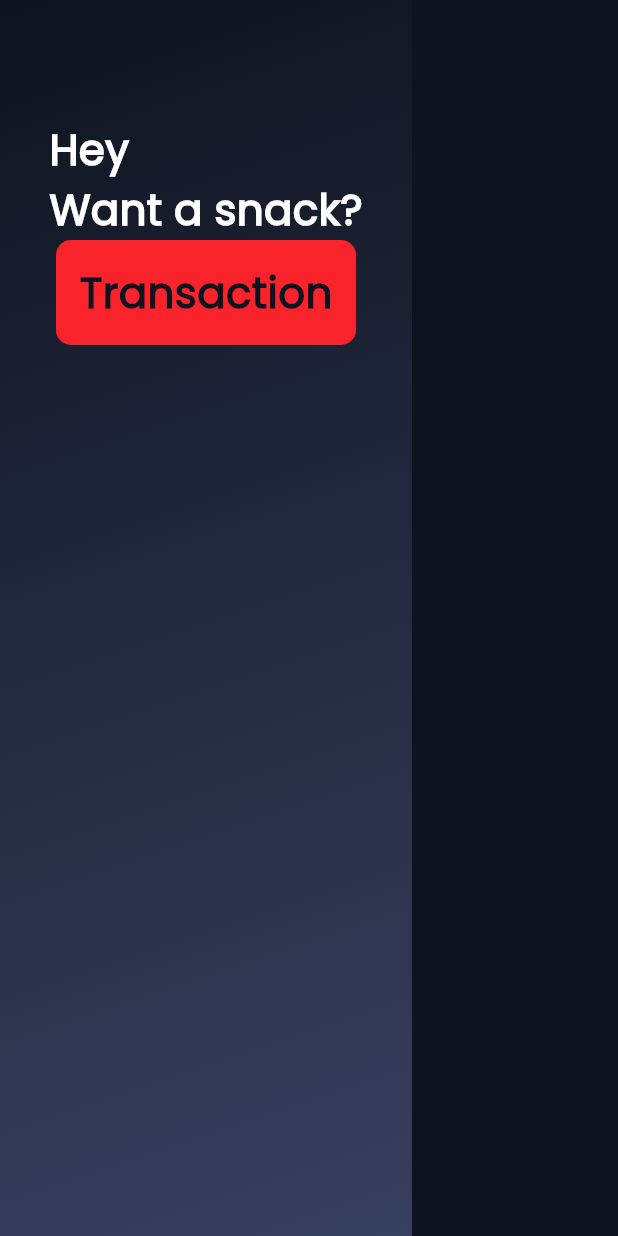
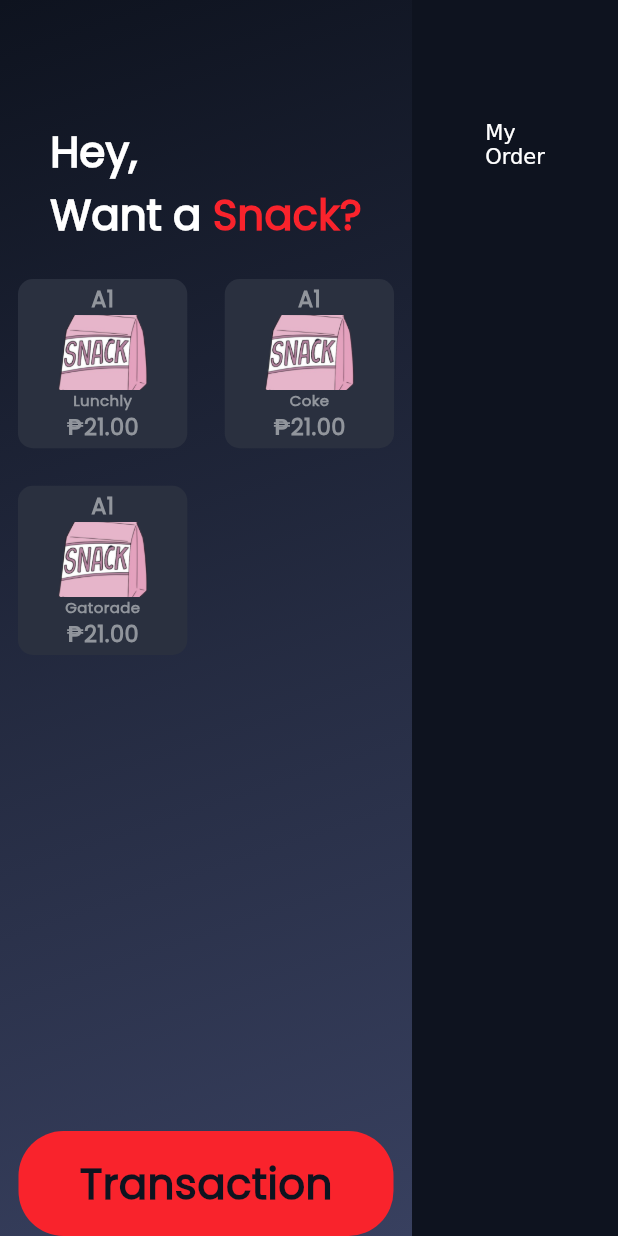
Before and after one commit to ronfrancisco24/SnackFlix, a Flutter app: the screen it shows after launch, on a phone screen of 412 x 824 dp. Run offline on Flutter 3.47's test engine with Material 3 defaults, Android fonts, the phone set to English and light mode, and no system bars.

Commit message:
added gridview builder in menu
gridview builder alongside snack_option is now modularized.

```diff
--- a/lib/screens/menu.dart
+++ b/lib/screens/menu.dart
@@ -1,6 +1,7 @@
 import 'package:flutter/material.dart';
 import 'package:vending_machine/widgets/constants.dart';
 import 'package:vending_machine/widgets/buttons.dart';
+import 'package:vending_machine/widgets/snack_option.dart';
 import 'transaction.dart';
 
 void main() => runApp(const MyApp());
@@ -25,6 +26,36 @@ class MenuPage extends StatefulWidget {
 }
 
 class _MenuPageState extends State<MenuPage> {
+  List<SnackOption> selectedSnacks = [];
+
+  final List<SnackOption> snackOptions = [
+    SnackOption(
+      productName: 'Lunchly',
+      price: 21.00,
+      imagePath: 'images/snack_pic.png',
+      label: 'A1',
+    ),
+    SnackOption(
+      productName: 'Coke',
+      price: 21.00,
+      imagePath: 'images/snack_pic.png',
+      label: 'A1',
+    ),
+    SnackOption(
+      productName: 'Gatorade',
+      price: 21.00,
+      imagePath: 'images/snack_pic.png',
+      label: 'A1',
+    ),
+  ];
+
+  // adds snacks to cart
+  void addToCare(SnackOption snack) {
+    setState(() {
+      selectedSnacks.add(snack);
+    });
+  }
+
   @override
   Widget build(BuildContext context) {
     return Scaffold(
@@ -37,7 +68,40 @@ class _MenuPageState extends State<MenuPage> {
               child: Column(
                 children: [
                   SizedBox(height: 80),
-                  Text('Hey\nWant a snack?', style: kWhitePoppins),
+                  RichText(
+                    text: TextSpan(
+                      children: [
+                        TextSpan(text: 'Hey,\n', style: kWhitePoppins),
+                        TextSpan(text: 'Want a ', style: kWhitePoppins),
+                        TextSpan(
+                            text: 'Snack?',
+                            style: kWhitePoppins.copyWith(color: kLightRed))
+                      ],
+                    ),
+                  ),
+                  SizedBox(
+                    height: 10,
+                  ),
+                  Expanded(
+                    child: GridView.builder(
+                      padding: EdgeInsets.all(12),
+                      gridDelegate: SliverGridDelegateWithFixedCrossAxisCount(
+                          crossAxisCount: 2,
+                          childAspectRatio: 1,
+                          crossAxisSpacing: 25,
+                          mainAxisSpacing: 25),
+                      itemCount: snackOptions.length,
+                      itemBuilder: (context, index) {
+                        final snack = snackOptions[index];
+                        return SnackOption(
+                          productName: snack.productName,
+                          label: snack.label,
+                          imagePath: snack.imagePath,
+                          price: snack.price,
+                        );
+                      },
+                    ),
+                  ),
                   RedOvalButton(
                     text: 'Transaction',
                     onPressed: () {
@@ -57,7 +121,21 @@ class _MenuPageState extends State<MenuPage> {
             flex: 1,
             child: Container(
               color: kBlack,
-              child: Column(children: []),
+              child: Column(children: [
+                SizedBox(
+                  height: 80,
+                ),
+                RichText(
+                  text: TextSpan(children: [
+                    TextSpan(
+                      text: ('My\n'),
+                    ),
+                    TextSpan(
+                      text: ('Order\n'),
+                    ),
+                  ]),
+                )
+              ]),
             ),
           ),
         ],
--- a/lib/widgets/buttons.dart
+++ b/lib/widgets/buttons.dart
@@ -23,9 +23,9 @@ class RedOvalButton extends StatelessWidget {
           ),
         ),
         height: 70,
-        width: 200,
+        width: 250,
         decoration: BoxDecoration(
-            color: kLightRed, borderRadius: BorderRadius.circular(10)),
+            color: kLightRed, borderRadius: BorderRadius.circular(30)),
       ),
     );
   }
--- a/lib/widgets/constants.dart
+++ b/lib/widgets/constants.dart
@@ -7,7 +7,7 @@ const kGray = Color(0xFF91959C);
 const kDarkGray = Color(0xFF181E2E);
 const kMediumGray = Color(0xFF2A303F);
 const kBlueGray = Color(0xFF38405F);
-const kLightRed = Color(0xFFF9232C);
+const kLightRed = Color(0xFFf9232c);
 
 // gradient
 
--- a/lib/widgets/snack_option.dart
+++ b/lib/widgets/snack_option.dart
@@ -2,25 +2,38 @@ import 'package:flutter/material.dart';
 import 'package:vending_machine/widgets/constants.dart';
 
 class SnackOption extends StatelessWidget {
-  final Widget? child;
+  final String? productName;
   final String? label;
   final String? imagePath;
+  final double? price;
 
-  const SnackOption({this.child, this.label, this.imagePath});
+  const SnackOption(
+      {Key? key,
+      required this.productName,
+      required this.label,
+      required this.imagePath,
+      required this.price})
+      : super(key: key);
 
   @override
   Widget build(BuildContext context) {
     // TODO: implement build
     return Container(
-      color: kBlack,
-      decoration: BoxDecoration(
-          borderRadius: BorderRadius.circular(10)
-      ),
+      decoration: BoxDecoration(   color: kMediumGray, borderRadius: BorderRadius.circular(10)),
       child: Column(
+        mainAxisAlignment: MainAxisAlignment.center,
         children: [
-          Image.asset(imagePath!)
-
-
+          Text(label!, style: kGrayPoppins.copyWith(fontSize: 15)),
+          SizedBox(
+            width: 80, // Set the desired width
+            height: 50, // Set the desired height
+            child: Image.asset(
+              imagePath!,
+              fit: BoxFit.cover, // Choose how you want the image to fit
+            ),
+          ),
+          Text(productName!, style: kGrayPoppins.copyWith(fontSize: 10)),
+          Text('₱${price!.toStringAsFixed(2)}', style: kGrayPoppins.copyWith(fontSize: 15))
         ],
       ),
     );
--- a/pubspec.yaml
+++ b/pubspec.yaml
@@ -26,6 +26,9 @@ dev_dependencies:
 flutter:
   uses-material-design: true
 
+  assets:
+    - images/
+
   fonts:
     - family: LeagueSpartan
       fonts:
@@ -33,3 +36,6 @@ flutter:
     - family: Poppins
       fonts:
         - asset: assets/fonts/Poppins-Regular.ttf
+    - family: PoppinsBold
+      fonts:
+        - asset: assets/fonts/Poppins-Bold.ttf
```
Also changed, not shown: assets/fonts/Poppins-Bold.ttf (added), images/snack_pic.png (added).
